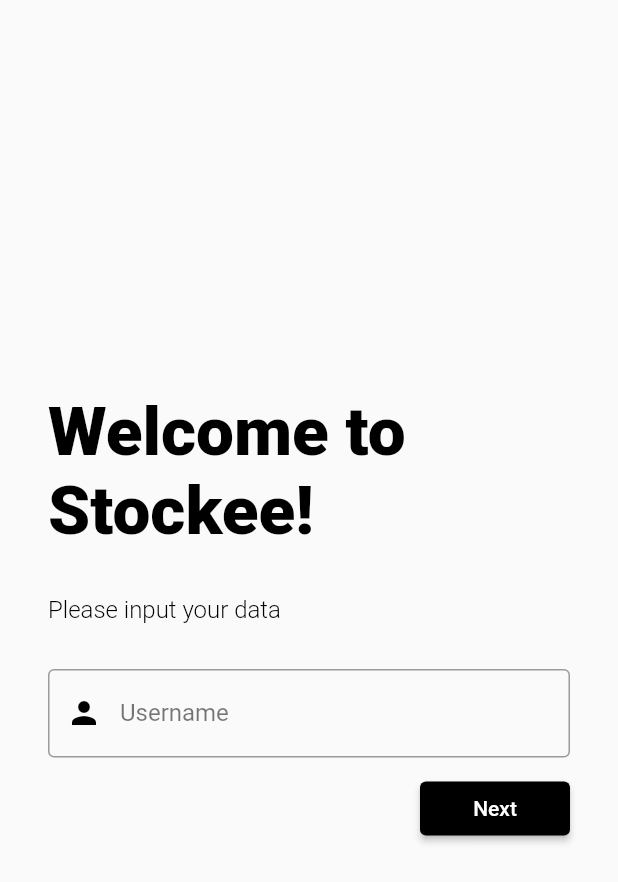
After one commit to nicolas-lukita/stockee, a Flutter app: the UserDataScreen screen opened by its route, on a phone screen of 412 x 824 dp. The commit adds this screen. Shown: the top 882 px of the screen. Run offline on Flutter 3.47's test engine with Material 2 defaults, Android fonts, the phone set to English and light mode, and no system bars; our stand-ins replace cloud_firestore, firebase_auth, firebase_core, flutter_otp_text_field, sliding_up_panel; missing offline and left inert: candlesticks; accounts and stored records are empty.

Commit message:
connect to firestore database

```diff
--- /dev/null
+++ b/lib/authentication_page/user_data_screen.dart
@@ -0,0 +1,125 @@
+import 'package:cloud_firestore/cloud_firestore.dart';
+import 'package:firebase_auth/firebase_auth.dart';
+import 'package:flutter/material.dart';
+import 'package:provider/provider.dart';
+import 'package:stockee/search_page/search_screen.dart';
+import '../services/firebase_auth_methods.dart';
+
+class UserDataScreen extends StatefulWidget {
+  static const routeName = '/user-data-screen';
+  const UserDataScreen({Key? key}) : super(key: key);
+
+  @override
+  State<UserDataScreen> createState() => _UserDataScreenState();
+}
+
+class _UserDataScreenState extends State<UserDataScreen> {
+  final _formKey = GlobalKey<FormState>();
+  String _username = '';
+  late User _user;
+
+  Future addUserData(String uid, String username) async {
+    print("ADD USER DATA" + uid + username);
+    Map<String, String> data = {
+      "uid": uid,
+      "username": username,
+    };
+    await FirebaseFirestore.instance.collection('users').doc(uid).set(data);
+  }
+
+  void _submitUserData() {
+    //create new user in firestore
+    print("SUBMIT USER DATA" + _user.uid + _username);
+    addUserData(_user.uid, _username);
+    Navigator.pushNamedAndRemoveUntil(
+        context, SearchScreen.routeName, (route) => false);
+  }
+
+  @override
+  Widget build(BuildContext context) {
+    _user = context.read<FirebaseAuthMethods>().user;
+    return Scaffold(
+        resizeToAvoidBottomInset: false,
+        body: Container(
+          padding: EdgeInsets.all(32),
+          child: Column(
+            mainAxisAlignment: MainAxisAlignment.center,
+            children: <Widget>[
+              const Text(
+                "Welcome to Stockee!",
+                style: TextStyle(
+                    color: Colors.black,
+                    fontSize: 45,
+                    fontWeight: FontWeight.w800),
+              ),
+              const SizedBox(
+                height: 30,
+              ),
+              Column(
+                crossAxisAlignment: CrossAxisAlignment.start,
+                children: <Widget>[
+                  const Text(
+                    "Please input your data",
+                    style: TextStyle(
+                        color: Colors.black,
+                        fontSize: 16,
+                        fontWeight: FontWeight.w300),
+                  ),
+                  const SizedBox(
+                    height: 30,
+                  ),
+                  Form(
+                      key: _formKey,
+                      child: Column(
+                        children: <Widget>[
+                          TextFormField(
+                            decoration: const InputDecoration(
+                              label: Text(
+                                'Username',
+                                style: TextStyle(color: Colors.black54),
+                              ),
+                              prefixIcon: Icon(
+                                Icons.person,
+                                color: Colors.black,
+                              ),
+                              border: OutlineInputBorder(),
+                              focusColor: Colors.black,
+                              focusedBorder: OutlineInputBorder(
+                                borderSide: BorderSide(color: Colors.black),
+                              ),
+                            ),
+                            onChanged: (input) {
+                              setState(() {
+                                _username = input;
+                              });
+                            },
+                          ),
+                          const SizedBox(
+                            height: 10,
+                          ),
+                          Align(
+                            alignment: Alignment.centerRight,
+                            child: SizedBox(
+                              width: 100,
+                              child: ElevatedButton(
+                                style: ElevatedButton.styleFrom(
+                                  primary: Colors.black,
+                                ),
+                                onPressed: () {
+                                  _username.isNotEmpty
+                                      ? _submitUserData()
+                                      : null;
+                                },
+                                child: const Text("Next"),
+                              ),
+                            ),
+                          )
+                        ],
+                      )),
+                ],
+              )
+            ],
+          ),
+        ));
+  }
+}
--- a/lib/main.dart
+++ b/lib/main.dart
@@ -2,6 +2,7 @@
 import 'package:flutter/material.dart';
 import 'package:provider/provider.dart';
 import 'package:stockee/authentication_page/login_screen.dart';
+import 'package:stockee/authentication_page/user_data_screen.dart';
 import 'package:stockee/services/firebase_auth_methods.dart';
 import './search_page/search_screen.dart';
 import './dashboard/dash_screen.dart';
@@ -56,6 +57,7 @@
             DashScreen.routeName: (context) => const DashScreen(),
             SearchScreen.routeName: (context) => const SearchScreen(),
             LoginScreen.routeName: (context) => LoginScreen(),
+            UserDataScreen.routeName: (context) => const UserDataScreen(),
           }),
     );
   }
--- a/pubspec.yaml
+++ b/pubspec.yaml
@@ -41,6 +41,11 @@
   firebase_core: ^1.12.0
   firebase_auth: ^3.3.8
   flutter_otp_text_field: ^1.1.1
+  provider: ^6.0.4
+  cloud_firestore: ^3.5.1
+
+# dependency_overrides:
+#   firebase_core_platform_interface: 4.5.1
 
 dev_dependencies:
   flutter_test:
```
Also changed, not shown: lib/authentication_page/otp_screen.dart (+38 -36 lines), pubspec.lock.
